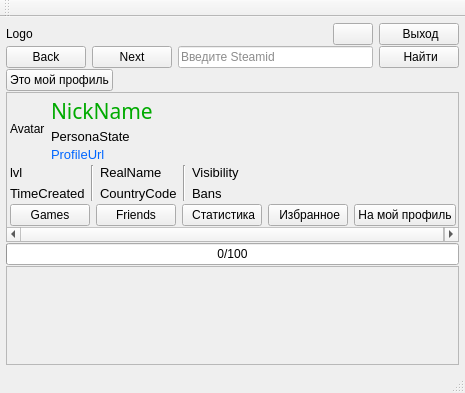
First picture: the form in AraSteamManager/mainwindow.ui, repository Arankir/AraSteamManager, before the edit.
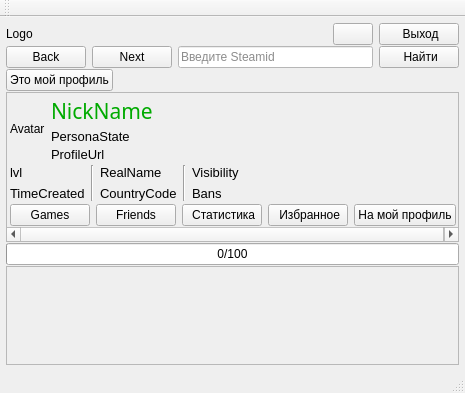
Second picture: the form after the edit.

What changed in the file:
```diff
--- a/AraSteamManager/mainwindow.ui
+++ b/AraSteamManager/mainwindow.ui
@@ -236,9 +236,6 @@
               <pointsize>10</pointsize>
              </font>
             </property>
-            <property name="styleSheet">
-             <string notr="true">color: rgb(0, 102, 255);</string>
-            </property>
             <property name="text">
              <string>ProfileUrl</string>
             </property>
```
Left out of the diff: 15 changed lines with no effect on the pictures.
